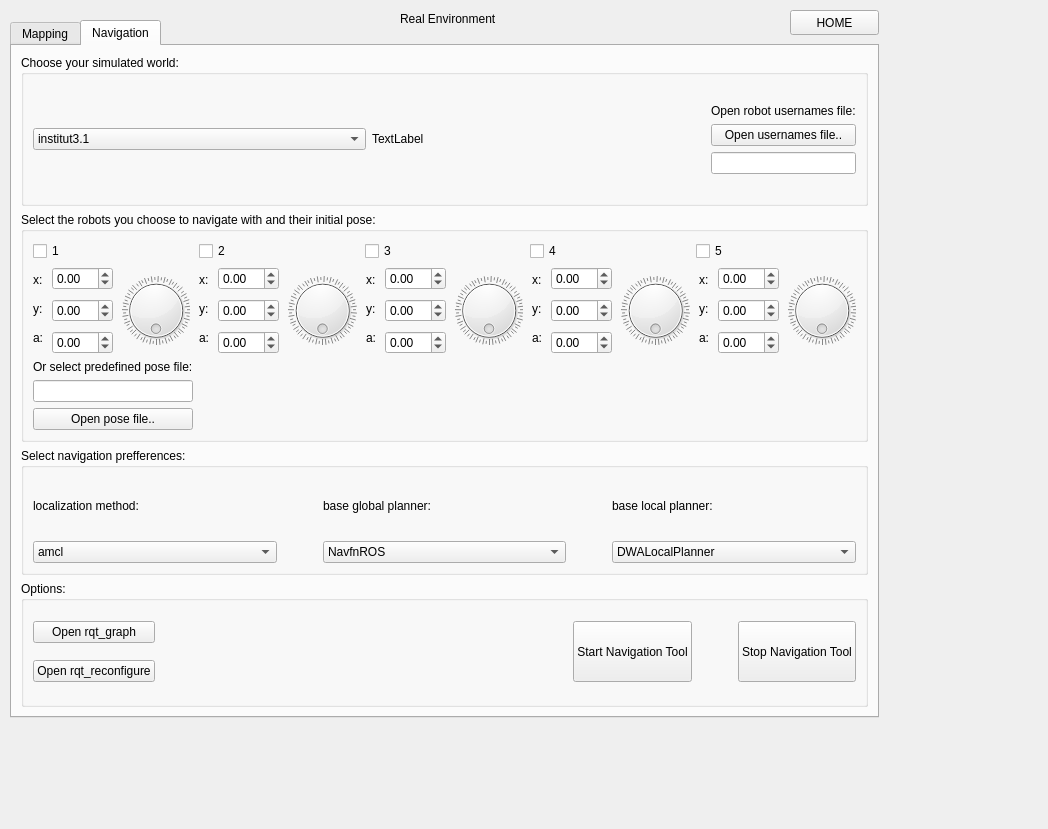
Old version of the form Resources/pioneer_3dx_ros/pioneer_gui/ui/real.ui in the repository RovisLab/ROS-Nodes.
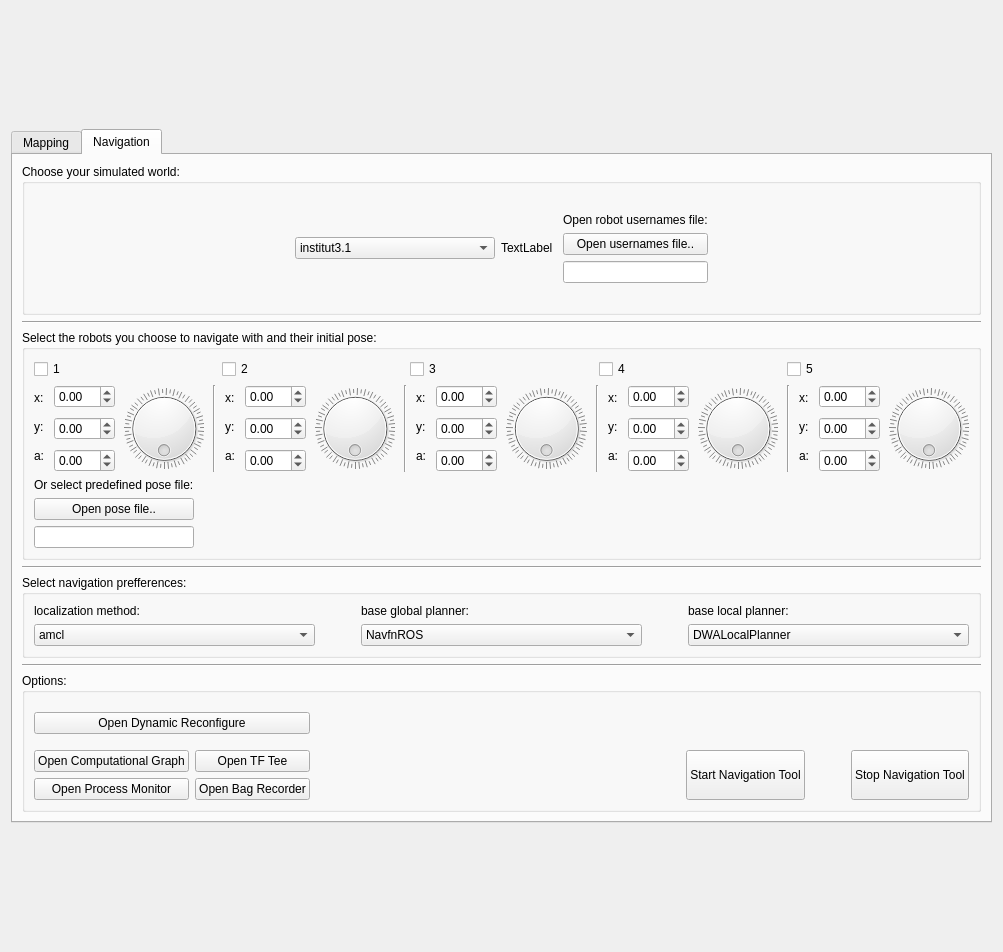
New version of the form. The open tabs and pages were chosen to show the change.

Diff of the .ui file:
```diff
--- a/Resources/pioneer_3dx_ros/pioneer_gui/ui/real.ui
+++ b/Resources/pioneer_3dx_ros/pioneer_gui/ui/real.ui
@@ -6,8 +6,8 @@
    <rect>
     <x>0</x>
     <y>0</y>
-    <width>1048</width>
-    <height>829</height>
+    <width>1003</width>
+    <height>952</height>
    </rect>
   </property>
   <property name="sizePolicy">
@@ -19,15 +19,9 @@
   <property name="windowTitle">
    <string>RealRobots Tool</string>
   </property>
+  <layout class="QGridLayout" name="gridLayout_5">
+   <item row="0" column="0">
   <widget class="QTabWidget" name="tabWidget">
-   <property name="geometry">
-    <rect>
-     <x>10</x>
-     <y>20</y>
-     <width>869</width>
-     <height>698</height>
-    </rect>
-   </property>
    <property name="sizePolicy">
     <sizepolicy hsizetype="Expanding" vsizetype="Fixed">
      <horstretch>0</horstretch>
@@ -79,7 +73,7 @@
              <enum>Qt::Vertical</enum>
             </property>
             <property name="sizeType">
-             <enum>QSizePolicy::Fixed</enum>
+               <enum>QSizePolicy::Expanding</enum>
             </property>
             <property name="sizeHint" stdset="0">
              <size>
@@ -95,7 +89,7 @@
              <enum>Qt::Vertical</enum>
             </property>
             <property name="sizeType">
-             <enum>QSizePolicy::Fixed</enum>
+               <enum>QSizePolicy::Expanding</enum>
             </property>
             <property name="sizeHint" stdset="0">
              <size>
@@ -122,6 +116,19 @@
         </item>
         <item>
          <layout class="QVBoxLayout" name="verticalLayout_10">
+            <item>
+             <spacer name="verticalSpacer_5">
+              <property name="orientation">
+               <enum>Qt::Vertical</enum>
+              </property>
+              <property name="sizeHint" stdset="0">
+               <size>
+                <width>20</width>
+                <height>40</height>
+               </size>
+              </property>
+             </spacer>
+            </item>
           <item>
            <widget class="QLabel" name="label">
             <property name="sizePolicy">
@@ -146,17 +153,14 @@
            </widget>
           </item>
           <item>
-           <spacer name="verticalSpacer_5">
+             <spacer name="verticalSpacer_6">
             <property name="orientation">
              <enum>Qt::Vertical</enum>
             </property>
-            <property name="sizeType">
-             <enum>QSizePolicy::Fixed</enum>
-            </property>
             <property name="sizeHint" stdset="0">
              <size>
               <width>20</width>
-              <height>20</height>
+                <height>40</height>
              </size>
             </property>
            </spacer>
@@ -164,16 +168,13 @@
          </layout>
         </item>
         <item>
-         <spacer name="horizontalSpacer">
+           <spacer name="horizontalSpacer_14">
           <property name="orientation">
            <enum>Qt::Horizontal</enum>
           </property>
-          <property name="sizeType">
-           <enum>QSizePolicy::Fixed</enum>
-          </property>
           <property name="sizeHint" stdset="0">
            <size>
-            <width>350</width>
+              <width>40</width>
             <height>20</height>
            </size>
           </property>
@@ -182,6 +183,13 @@
        </layout>
       </widget>
      </item>
+       <item>
+        <widget class="Line" name="line">
+         <property name="orientation">
+          <enum>Qt::Horizontal</enum>
+         </property>
+        </widget>
+       </item>
      <item>
       <widget class="QGroupBox" name="groupBox_3">
        <property name="sizePolicy">
@@ -194,6 +202,19 @@
         <string>Insert initial pose of the robot:</string>
        </property>
        <layout class="QHBoxLayout" name="horizontalLayout_5">
+          <item>
+           <spacer name="horizontalSpacer">
+            <property name="orientation">
+             <enum>Qt::Horizontal</enum>
+            </property>
+            <property name="sizeHint" stdset="0">
+             <size>
+              <width>40</width>
+              <height>20</height>
+             </size>
+            </property>
+           </spacer>
+          </item>
         <item>
          <layout class="QHBoxLayout" name="horizontalLayout_8">
           <item>
@@ -306,7 +327,7 @@
             </property>
            </widget>
           </item>
-          <item row="1" column="0">
+            <item row="2" column="0">
            <widget class="QLineEdit" name="lineEdit_poseFileMapping">
             <property name="sizePolicy">
              <sizepolicy hsizetype="Minimum" vsizetype="Fixed">
@@ -316,7 +337,7 @@
             </property>
            </widget>
           </item>
-          <item row="2" column="0">
+            <item row="1" column="0">
            <widget class="QPushButton" name="pushButton_openPoseFileMapping">
             <property name="text">
              <string>Open pose file..</string>
@@ -331,7 +352,7 @@
            <enum>Qt::Horizontal</enum>
           </property>
           <property name="sizeType">
-           <enum>QSizePolicy::Fixed</enum>
+             <enum>QSizePolicy::Expanding</enum>
           </property>
           <property name="sizeHint" stdset="0">
            <size>
@@ -344,12 +365,19 @@
        </layout>
       </widget>
      </item>
+       <item>
+        <widget class="Line" name="line_2">
+         <property name="orientation">
+          <enum>Qt::Horizontal</enum>
+         </property>
+        </widget>
+       </item>
      <item>
       <widget class="QGroupBox" name="groupBox_10">
        <property name="title">
         <string>Options:</string>
        </property>
-       <layout class="QHBoxLayout" name="horizontalLayout_22">
+         <layout class="QHBoxLayout" name="horizontalLayout_7">
         <item>
          <layout class="QVBoxLayout" name="verticalLayout_2">
           <property name="sizeConstraint">
@@ -369,29 +397,61 @@
             </property>
            </widget>
           </item>
+           </layout>
+          </item>
           <item>
+           <spacer name="horizontalSpacer_6">
+            <property name="orientation">
+             <enum>Qt::Horizontal</enum>
+            </property>
+            <property name="sizeHint" stdset="0">
+             <size>
+              <width>40</width>
+              <height>20</height>
+             </size>
+            </property>
+           </spacer>
+          </item>
+          <item>
+           <layout class="QGridLayout" name="gridLayout_3">
+            <item row="0" column="0">
            <widget class="QPushButton" name="pushButton_openRqtGraphMapping">
             <property name="text">
-             <string>Open rqt_graph</string>
+               <string>Open Computational Graph</string>
             </property>
            </widget>
           </item>
-         </layout>
+            <item row="0" column="1">
+             <widget class="QPushButton" name="pushButton_tfTreeMapping">
+              <property name="text">
+               <string>Open TF Tee</string>
+              </property>
+             </widget>
+            </item>
+            <item row="1" column="0">
+             <widget class="QPushButton" name="pushButton_processMonitorMapping">
+              <property name="text">
+               <string>Open Process Monitor</string>
+              </property>
+             </widget>
+            </item>
+            <item row="1" column="1">
+             <widget class="QPushButton" name="pushButton_bagRecorderMapping">
+              <property name="text">
+               <string>Open Bag Recorder</string>
+              </property>
+             </widget>
+            </item>
+           </layout>
+          </item>
+         </layout>
+        </widget>
         </item>
         <item>
-         <spacer name="horizontalSpacer_12">
+        <widget class="Line" name="line_3">
           <property name="orientation">
            <enum>Qt::Horizontal</enum>
           </property>
-          <property name="sizeHint" stdset="0">
-           <size>
-            <width>40</width>
-            <height>20</height>
-           </size>
-          </property>
-         </spacer>
-        </item>
-       </layout>
       </widget>
      </item>
      <item>
@@ -435,6 +495,13 @@
           </item>
          </layout>
         </item>
+          <item>
+           <widget class="Line" name="line_11">
+            <property name="orientation">
+             <enum>Qt::Vertical</enum>
+            </property>
+           </widget>
+          </item>
         <item>
          <spacer name="horizontalSpacer_4">
           <property name="orientation">
@@ -528,51 +595,7 @@
         <string>Choose your simulated world:</string>
        </property>
        <layout class="QGridLayout" name="gridLayout">
-        <item row="0" column="0">
-         <layout class="QGridLayout" name="gridLayout_4">
-          <item row="0" column="0">
-           <widget class="QComboBox" name="comboBox_worldsNavigation">
-            <property name="sizePolicy">
-             <sizepolicy hsizetype="MinimumExpanding" vsizetype="Fixed">
-              <horstretch>0</horstretch>
-              <verstretch>0</verstretch>
-             </sizepolicy>
-            </property>
-            <property name="minimumSize">
-             <size>
-              <width>0</width>
-              <height>0</height>
-             </size>
-            </property>
-            <property name="baseSize">
-             <size>
-              <width>10</width>
-              <height>0</height>
-             </size>
-            </property>
-            <item>
-             <property name="text">
-              <string>institut3.1</string>
-             </property>
-            </item>
-           </widget>
-          </item>
-          <item row="0" column="1">
-           <widget class="QLabel" name="label_imageWorldsNavigation">
-            <property name="sizePolicy">
-             <sizepolicy hsizetype="Expanding" vsizetype="Expanding">
-              <horstretch>0</horstretch>
-              <verstretch>0</verstretch>
-             </sizepolicy>
-            </property>
-            <property name="text">
-             <string>TextLabel</string>
-            </property>
-           </widget>
-          </item>
-         </layout>
-        </item>
-        <item row="0" column="1">
+          <item row="0" column="2">
          <layout class="QGridLayout" name="gridLayout_9">
           <item row="0" column="0">
            <spacer name="verticalSpacer_2">
@@ -580,7 +603,7 @@
              <enum>Qt::Vertical</enum>
             </property>
             <property name="sizeType">
-             <enum>QSizePolicy::Fixed</enum>
+               <enum>QSizePolicy::Expanding</enum>
             </property>
             <property name="sizeHint" stdset="0">
              <size>
@@ -590,6 +613,19 @@
             </property>
            </spacer>
           </item>
+            <item row="3" column="0">
+             <widget class="QPushButton" name="pushButton_openUsernameFileNavigation">
+              <property name="sizePolicy">
+               <sizepolicy hsizetype="Minimum" vsizetype="Fixed">
+                <horstretch>0</horstretch>
+                <verstretch>0</verstretch>
+               </sizepolicy>
+              </property>
+              <property name="text">
+               <string>Open usernames file..</string>
+              </property>
+             </widget>
+            </item>
           <item row="4" column="0">
            <widget class="QLineEdit" name="lineEdit_usernameFileNavigation">
             <property name="sizePolicy">
@@ -619,7 +655,7 @@
              <enum>Qt::Vertical</enum>
             </property>
             <property name="sizeType">
-             <enum>QSizePolicy::Fixed</enum>
+               <enum>QSizePolicy::Expanding</enum>
             </property>
             <property name="sizeHint" stdset="0">
              <size>
@@ -629,24 +665,109 @@
             </property>
            </spacer>
           </item>
-          <item row="3" column="0">
-           <widget class="QPushButton" name="pushButton_openUsernameFileNavigation">
+           </layout>
+          </item>
+          <item row="0" column="3">
+           <spacer name="horizontalSpacer_2">
+            <property name="orientation">
+             <enum>Qt::Horizontal</enum>
+            </property>
+            <property name="sizeType">
+             <enum>QSizePolicy::Expanding</enum>
+            </property>
+            <property name="sizeHint" stdset="0">
+             <size>
+              <width>40</width>
+              <height>20</height>
+             </size>
+            </property>
+           </spacer>
+          </item>
+          <item row="0" column="1">
+           <layout class="QGridLayout" name="gridLayout_4">
+            <item row="0" column="0">
+             <widget class="QComboBox" name="comboBox_worldsNavigation">
             <property name="sizePolicy">
-             <sizepolicy hsizetype="Minimum" vsizetype="Fixed">
+               <sizepolicy hsizetype="Fixed" vsizetype="Fixed">
               <horstretch>0</horstretch>
               <verstretch>0</verstretch>
              </sizepolicy>
             </property>
+              <property name="minimumSize">
+               <size>
+                <width>200</width>
+                <height>0</height>
+               </size>
+              </property>
+              <property name="maximumSize">
+               <size>
+                <width>200</width>
+                <height>16777215</height>
+               </size>
+              </property>
+              <property name="baseSize">
+               <size>
+                <width>10</width>
+                <height>0</height>
+               </size>
+              </property>
+              <item>
             <property name="text">
-             <string>Open usernames file..</string>
-            </property>
-           </widget>
-          </item>
-         </layout>
-        </item>
+                <string>institut3.1</string>
+               </property>
+              </item>
+             </widget>
+            </item>
+            <item row="0" column="1">
+             <widget class="QLabel" name="label_imageWorldsNavigation">
+              <property name="sizePolicy">
+               <sizepolicy hsizetype="MinimumExpanding" vsizetype="MinimumExpanding">
+                <horstretch>0</horstretch>
+                <verstretch>0</verstretch>
+               </sizepolicy>
+              </property>
+              <property name="minimumSize">
+               <size>
+                <width>0</width>
+                <height>0</height>
+               </size>
+              </property>
+              <property name="maximumSize">
+               <size>
+                <width>250</width>
+                <height>250</height>
+               </size>
+              </property>
+              <property name="text">
+               <string>TextLabel</string>
+              </property>
+             </widget>
+            </item>
+           </layout>
+          </item>
+          <item row="0" column="0">
+           <spacer name="horizontalSpacer_7">
+            <property name="orientation">
+             <enum>Qt::Horizontal</enum>
+            </property>
+            <property name="sizeHint" stdset="0">
+             <size>
+              <width>40</width>
+              <height>20</height>
+             </size>
+            </property>
+           </spacer>
+          </item>
        </layout>
       </widget>
      </item>
+       <item>
+        <widget class="Line" name="line_4">
+         <property name="orientation">
+          <enum>Qt::Horizontal</enum>
+         </property>
+        </widget>
+       </item>
      <item>
       <widget class="QGroupBox" name="groupBox_8">
        <property name="sizePolicy">
@@ -659,6 +780,45 @@
         <string>Select the robots you choose to navigate with and their initial pose:</string>
        </property>
        <layout class="QFormLayout" name="formLayout_2">
+          <item row="0" column="0" colspan="2">
+           <layout class="QHBoxLayout" name="horizontalLayout_4">
+            <item>
+             <widget class="QCheckBox" name="checkBox_robot1">
+              <property name="text">
+               <string>1</string>
+              </property>
+             </widget>
+            </item>
+            <item>
+             <widget class="QCheckBox" name="checkBox_robot2">
+              <property name="text">
+               <string>2</string>
+              </property>
+             </widget>
+            </item>
+            <item>
+             <widget class="QCheckBox" name="checkBox_robot3">
+              <property name="text">
+               <string>3</string>
+              </property>
+             </widget>
+            </item>
+            <item>
+             <widget class="QCheckBox" name="checkBox_robot4">
+              <property name="text">
+               <string>4</string>
+              </property>
+             </widget>
+            </item>
+            <item>
+             <widget class="QCheckBox" name="checkBox_robot5">
+              <property name="text">
+               <string>5</string>
+              </property>
+             </widget>
+            </item>
+           </layout>
+          </item>
         <item row="1" column="0" colspan="2">
          <layout class="QHBoxLayout" name="horizontalLayout_21">
           <property name="spacing">
@@ -783,6 +943,13 @@
             </item>
            </layout>
           </item>
+            <item>
+             <widget class="Line" name="line_7">
+              <property name="orientation">
+               <enum>Qt::Vertical</enum>
+              </property>
+             </widget>
+            </item>
           <item>
            <layout class="QHBoxLayout" name="horizontalLayout_12">
             <item>
@@ -890,6 +1057,13 @@
             </item>
            </layout>
           </item>
+            <item>
+             <widget class="Line" name="line_8">
+              <property name="orientation">
+               <enum>Qt::Vertical</enum>
+              </property>
+             </widget>
+            </item>
           <item>
            <layout class="QHBoxLayout" name="horizontalLayout_14">
             <item>
@@ -997,6 +1171,13 @@
             </item>
            </layout>
           </item>
+            <item>
+             <widget class="Line" name="line_9">
+              <property name="orientation">
+               <enum>Qt::Vertical</enum>
+              </property>
+             </widget>
+            </item>
           <item>
            <layout class="QHBoxLayout" name="horizontalLayout_17">
             <item>
@@ -1104,6 +1285,13 @@
             </item>
            </layout>
           </item>
+            <item>
+             <widget class="Line" name="line_10">
+              <property name="orientation">
+               <enum>Qt::Vertical</enum>
+              </property>
+             </widget>
+            </item>
           <item>
            <layout class="QHBoxLayout" name="horizontalLayout_19">
             <item>
@@ -1215,6 +1403,19 @@
         </item>
         <item row="2" column="0">
          <layout class="QGridLayout" name="gridLayout_6">
+            <item row="0" column="0">
+             <widget class="QLabel" name="label_predefPoseNavigation">
+              <property name="sizePolicy">
+               <sizepolicy hsizetype="Minimum" vsizetype="Fixed">
+                <horstretch>0</horstretch>
+                <verstretch>0</verstretch>
+               </sizepolicy>
+              </property>
+              <property name="text">
+               <string>Or select predefined pose file:</string>
+              </property>
+             </widget>
+            </item>
           <item row="2" column="0">
            <widget class="QLineEdit" name="lineEdit_poseFileNavigation">
             <property name="sizePolicy">
@@ -1225,7 +1426,7 @@
             </property>
            </widget>
           </item>
-          <item row="3" column="0">
+            <item row="1" column="0">
            <widget class="QPushButton" name="pushButton_openPoseFileNavigation">
             <property name="sizePolicy">
              <sizepolicy hsizetype="Minimum" vsizetype="Fixed">
@@ -1238,61 +1439,16 @@
             </property>
            </widget>
           </item>
-          <item row="0" column="0">
-           <widget class="QLabel" name="label_predefPoseNavigation">
-            <property name="sizePolicy">
-             <sizepolicy hsizetype="Minimum" vsizetype="Fixed">
-              <horstretch>0</horstretch>
-              <verstretch>0</verstretch>
-             </sizepolicy>
-            </property>
-            <property name="text">
-             <string>Or select predefined pose file:</string>
-            </property>
-           </widget>
-          </item>
-         </layout>
-        </item>
-        <item row="0" column="0" colspan="2">
-         <layout class="QHBoxLayout" name="horizontalLayout_4">
-          <item>
-           <widget class="QCheckBox" name="checkBox_robot1">
-            <property name="text">
-             <string>1</string>
-            </property>
+           </layout>
+          </item>
+         </layout>
            </widget>
           </item>
           <item>
-           <widget class="QCheckBox" name="checkBox_robot2">
-            <property name="text">
-             <string>2</string>
-            </property>
-           </widget>
-          </item>
-          <item>
-           <widget class="QCheckBox" name="checkBox_robot3">
-            <property name="text">
-             <string>3</string>
-            </property>
-           </widget>
-          </item>
-          <item>
-           <widget class="QCheckBox" name="checkBox_robot4">
-            <property name="text">
-             <string>4</string>
-            </property>
-           </widget>
-          </item>
-          <item>
-           <widget class="QCheckBox" name="checkBox_robot5">
-            <property name="text">
-             <string>5</string>
-            </property>
-           </widget>
-          </item>
-         </layout>
-        </item>
-       </layout>
+        <widget class="Line" name="line_5">
+         <property name="orientation">
+          <enum>Qt::Horizontal</enum>
+         </property>
       </widget>
      </item>
      <item>
@@ -1414,40 +1570,20 @@
        </layout>
       </widget>
      </item>
+       <item>
+        <widget class="Line" name="line_6">
+         <property name="orientation">
+          <enum>Qt::Horizontal</enum>
+         </property>
+        </widget>
+       </item>
      <item>
       <widget class="QGroupBox" name="groupBox_2">
        <property name="title">
         <string>Options:</string>
        </property>
-       <layout class="QGridLayout" name="gridLayout_8">
-        <item row="0" column="0">
-         <widget class="QPushButton" name="pushButton_openRqtGraphNav">
-          <property name="text">
-           <string>Open rqt_graph</string>
-          </property>
-         </widget>
-        </item>
-        <item row="1" column="0">
-         <widget class="QPushButton" name="pushButton_openRqtReconfigureNav">
-          <property name="text">
-           <string>Open rqt_reconfigure</string>
-          </property>
-         </widget>
-        </item>
-        <item row="1" column="1">
-         <spacer name="horizontalSpacer_10">
-          <property name="orientation">
-           <enum>Qt::Horizontal</enum>
-          </property>
-          <property name="sizeHint" stdset="0">
-           <size>
-            <width>40</width>
-            <height>20</height>
-           </size>
-          </property>
-         </spacer>
-        </item>
-        <item row="0" column="2" rowspan="2">
+         <layout class="QGridLayout" name="gridLayout_11">
+          <item row="1" column="3" rowspan="2">
          <layout class="QHBoxLayout" name="horizontalLayout_16">
           <item>
            <widget class="QPushButton" name="pushButton_startNavigationTool">
@@ -1493,38 +1629,79 @@
           </item>
          </layout>
         </item>
-       </layout>
-      </widget>
-     </item>
-    </layout>
-   </widget>
-  </widget>
-  <widget class="QPushButton" name="pushButton_home">
-   <property name="geometry">
-    <rect>
-     <x>790</x>
-     <y>10</y>
-     <width>89</width>
-     <height>25</height>
-    </rect>
-   </property>
+          <item row="1" column="1" rowspan="2">
+           <layout class="QGridLayout" name="gridLayout_8">
+            <item row="0" column="0">
+             <widget class="QPushButton" name="pushButton_openRqtGraphNavigation">
+              <property name="text">
+               <string>Open Computational Graph</string>
+              </property>
+             </widget>
+            </item>
+            <item row="0" column="1">
+             <widget class="QPushButton" name="pushButton_tfTreeNavigation">
+              <property name="text">
+               <string>Open TF Tee</string>
+              </property>
+             </widget>
+            </item>
+            <item row="1" column="0">
+             <widget class="QPushButton" name="pushButton_processMonitorNavigation">
+              <property name="text">
+               <string>Open Process Monitor</string>
+              </property>
+             </widget>
+            </item>
+            <item row="1" column="1">
+             <widget class="QPushButton" name="pushButton_bagRecorderNavigation">
+              <property name="text">
+               <string>Open Bag Recorder</string>
+              </property>
+             </widget>
+            </item>
+           </layout>
+          </item>
+          <item row="0" column="1">
+           <widget class="QPushButton" name="pushButton_openRqtReconfigureNav">
    <property name="text">
-    <string>HOME</string>
-   </property>
-  </widget>
-  <widget class="QLabel" name="label_2">
-   <property name="geometry">
-    <rect>
-     <x>400</x>
-     <y>10</y>
-     <width>131</width>
-     <height>17</height>
-    </rect>
-   </property>
-   <property name="text">
-    <string>Real Environment</string>
-   </property>
-  </widget>
+             <string>Open Dynamic Reconfigure</string>
+            </property>
+           </widget>
+          </item>
+          <item row="0" column="3">
+           <spacer name="verticalSpacer_9">
+            <property name="orientation">
+             <enum>Qt::Vertical</enum>
+            </property>
+            <property name="sizeHint" stdset="0">
+             <size>
+              <width>20</width>
+              <height>40</height>
+             </size>
+            </property>
+           </spacer>
+          </item>
+          <item row="1" column="2">
+           <spacer name="horizontalSpacer_10">
+            <property name="orientation">
+             <enum>Qt::Horizontal</enum>
+            </property>
+            <property name="sizeHint" stdset="0">
+             <size>
+              <width>40</width>
+              <height>20</height>
+             </size>
+            </property>
+           </spacer>
+          </item>
+         </layout>
+        </widget>
+       </item>
+      </layout>
+     </widget>
+    </widget>
+   </item>
+  </layout>
  </widget>
  <resources/>
  <connections/>
```
Lines whose indentation alone changed are shown as unchanged.
